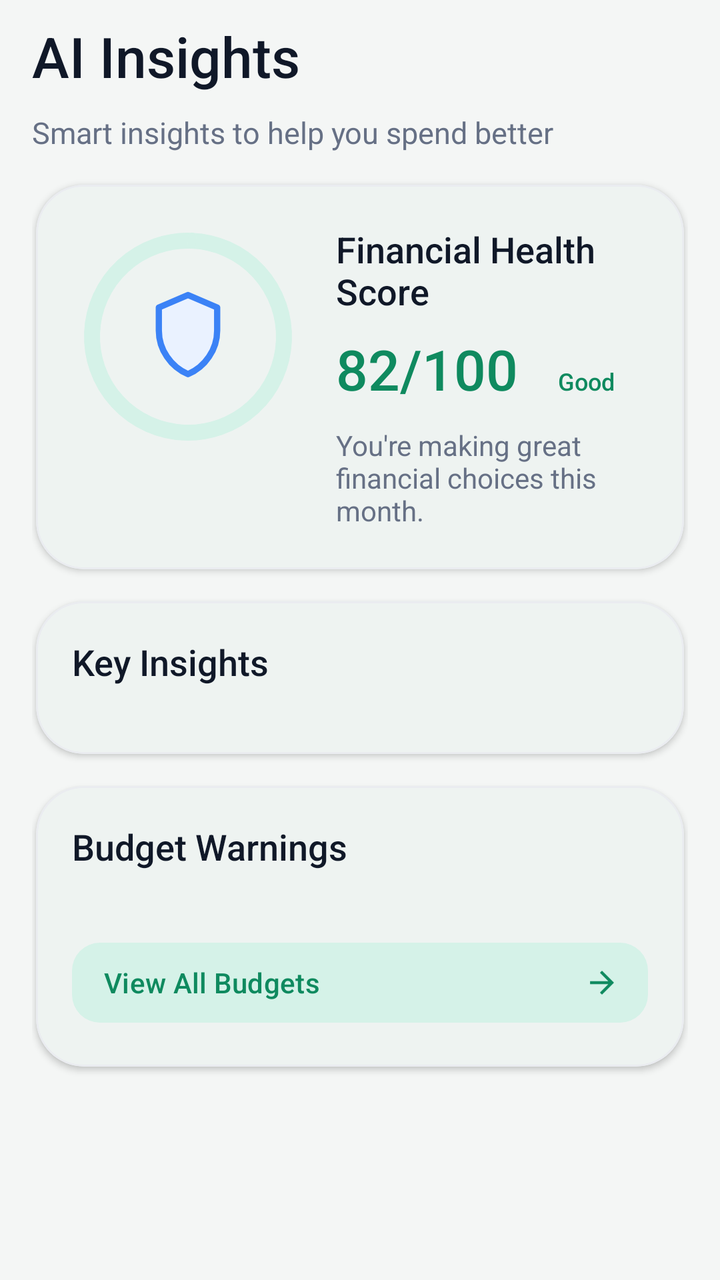
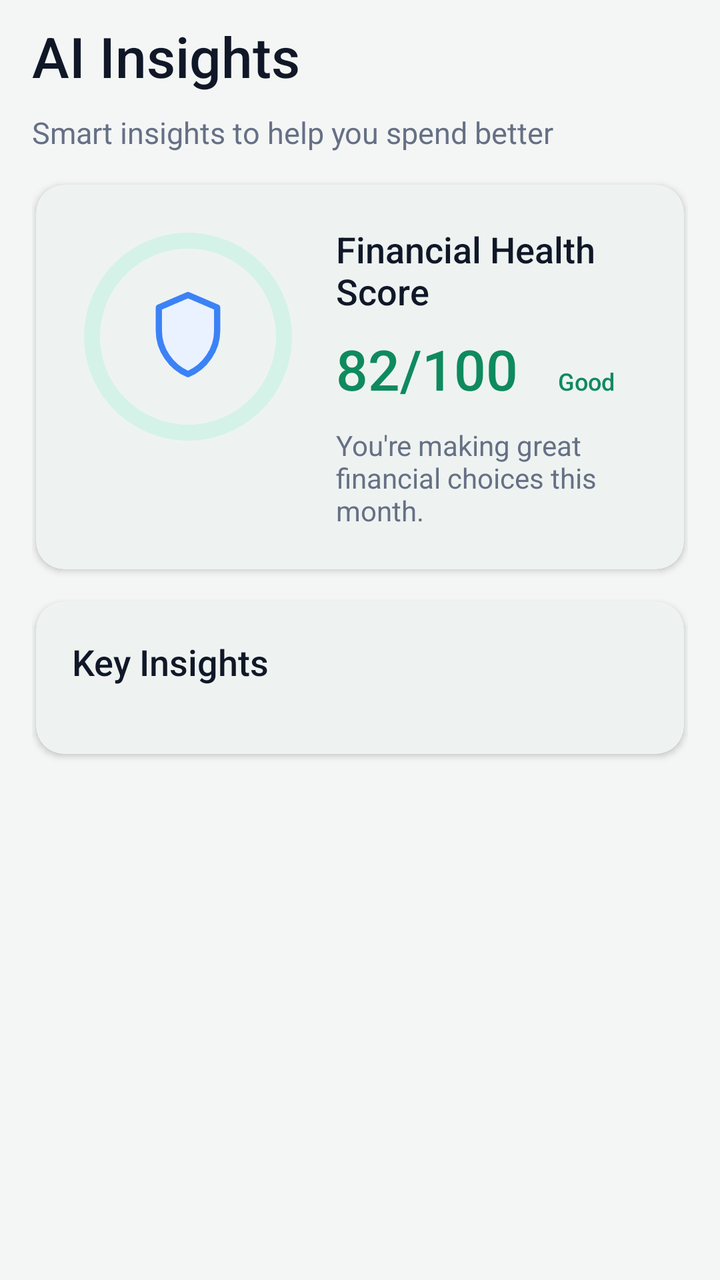

Before-and-after screenshots of an Android layout around one commit, followed by the original layout XML and the change that was made.
<!-- AndroidManifest.xml: application theme Theme.SpendWise -->
<!-- res/layout/fragment_insights.xml -->
<?xml version="1.0" encoding="utf-8"?>
<androidx.coordinatorlayout.widget.CoordinatorLayout
    xmlns:android="http://schemas.android.com/apk/res/android"
    xmlns:app="http://schemas.android.com/apk/res-auto"
    android:id="@+id/ai_insights_root"
    android:layout_width="match_parent"
    android:layout_height="match_parent"
    android:fitsSystemWindows="true">

    <com.google.android.material.appbar.AppBarLayout
        android:id="@+id/ai_insights_app_bar"
        android:layout_width="match_parent"
        android:layout_height="wrap_content"
        android:background="@color/sw_background"
        app:liftOnScroll="true"
        app:liftOnScrollTargetViewId="@id/ai_insights_scroll_view">

        <androidx.constraintlayout.widget.ConstraintLayout
            android:id="@+id/ai_insights_header"
            android:layout_width="match_parent"
            android:layout_height="@dimen/sw_header_height"
            android:background="@color/sw_background"
            android:paddingStart="@dimen/sw_space_16"
            android:paddingEnd="@dimen/sw_space_16">

            <com.google.android.material.textview.MaterialTextView
                android:id="@+id/tv_ai_insights_title"
                android:layout_width="wrap_content"
                android:layout_height="wrap_content"
                android:fontFamily="sans-serif-medium"
                android:text="@string/ai_insights_title"
                android:textColor="@color/sw_text_primary"
                android:textSize="@dimen/sw_text_size_28"
                app:layout_constraintBottom_toBottomOf="parent"
                app:layout_constraintStart_toStartOf="parent"
                app:layout_constraintTop_toTopOf="parent" />

        </androidx.constraintlayout.widget.ConstraintLayout>

    </com.google.android.material.appbar.AppBarLayout>

    <androidx.core.widget.NestedScrollView
        android:id="@+id/ai_insights_scroll_view"
        android:layout_width="match_parent"
        android:layout_height="match_parent"
        android:clipToPadding="false"
        android:overScrollMode="never"
        app:layout_behavior="@string/appbar_scrolling_view_behavior">

        <androidx.constraintlayout.widget.ConstraintLayout
            android:id="@+id/ai_insights_content"
            android:layout_width="match_parent"
            android:layout_height="wrap_content"
            android:paddingStart="@dimen/sw_space_16"
            android:paddingEnd="@dimen/sw_space_16">

            <com.google.android.material.textview.MaterialTextView
                android:id="@+id/tv_ai_insights_subtitle"
                android:layout_width="0dp"
                android:layout_height="wrap_content"
                android:text="@string/ai_insights_subtitle"
                android:textColor="@color/sw_text_secondary"
                android:textSize="@dimen/sw_text_size_15"
                app:layout_constraintEnd_toEndOf="parent"
                app:layout_constraintStart_toStartOf="parent"
                app:layout_constraintTop_toTopOf="parent" />

            <com.google.android.material.card.MaterialCardView
                android:id="@+id/financial_health_score_card"
                android:layout_width="0dp"
                android:layout_height="wrap_content"
                android:layout_marginStart="@dimen/sw_space_2"
                android:layout_marginTop="@dimen/sw_space_16"
                android:layout_marginEnd="@dimen/sw_space_2"
                app:cardBackgroundColor="@color/sw_surface"
                app:cardCornerRadius="@dimen/sw_corner_radius_24"
                app:cardElevation="@dimen/sw_card_elevation"
                app:cardUseCompatPadding="false"
                app:layout_constraintEnd_toEndOf="parent"
                app:layout_constraintStart_toStartOf="parent"
                app:layout_constraintTop_toBottomOf="@id/tv_ai_insights_subtitle"
                app:strokeColor="@color/sw_outline_soft"
                app:strokeWidth="@dimen/sw_stroke_width">

                <androidx.constraintlayout.widget.ConstraintLayout
                    android:layout_width="match_parent"
                    android:layout_height="wrap_content"
                    android:paddingStart="@dimen/sw_space_20"
                    android:paddingTop="@dimen/sw_space_20"
                    android:paddingEnd="@dimen/sw_space_20"
                    android:paddingBottom="@dimen/sw_space_20">

                    <FrameLayout
                        android:id="@+id/health_score_progress_container"
                        android:layout_width="@dimen/sw_health_score_container_size"
                        android:layout_height="@dimen/sw_health_score_container_size"
                        app:layout_constraintStart_toStartOf="parent"
                        app:layout_constraintTop_toTopOf="parent">

                        <com.google.android.material.progressindicator.CircularProgressIndicator
                            android:id="@+id/health_score_progress"
                            android:layout_width="match_parent"
                            android:layout_height="match_parent"
                            android:indeterminate="false"
                            android:progress="82"
                            app:indicatorColor="@color/sw_primary"
                            app:indicatorSize="@dimen/sw_health_score_indicator_size"
                            app:indicatorTrackGapSize="0dp"
                            app:trackColor="@color/sw_surface_primary"
                            app:trackThickness="@dimen/sw_health_score_track_thickness" />

                        <ImageView
                            android:id="@+id/img_health_score_icon"
                            android:layout_width="@dimen/sw_health_score_icon_size"
                            android:layout_height="@dimen/sw_health_score_icon_size"
                            android:layout_gravity="center"
                            android:contentDescription="@string/content_description_financial_health_score"
                            android:src="@drawable/ic_health_shield" />

                    </FrameLayout>

                    <com.google.android.material.textview.MaterialTextView
                        android:id="@+id/tv_financial_health_title"
                        android:layout_width="0dp"
                        android:layout_height="wrap_content"
                        android:layout_marginStart="@dimen/sw_space_18"
                        android:fontFamily="sans-serif-medium"
                        android:text="@string/financial_health_score_title"
                        android:textColor="@color/sw_text_primary"
                        android:textSize="@dimen/sw_text_size_18"
                        app:layout_constraintEnd_toEndOf="parent"
                        app:layout_constraintStart_toEndOf="@id/health_score_progress_container"
                        app:layout_constraintTop_toTopOf="@id/health_score_progress_container" />

                    <com.google.android.material.textview.MaterialTextView
                        android:id="@+id/tv_health_score_value"
                        android:layout_width="wrap_content"
                        android:layout_height="wrap_content"
                        android:layout_marginTop="@dimen/sw_space_8"
                        android:fontFamily="sans-serif-medium"
                        android:text="@string/financial_health_score_preview"
                        android:textColor="@color/sw_primary"
                        android:textSize="@dimen/sw_text_size_28"
                        app:layout_constraintStart_toStartOf="@id/tv_financial_health_title"
                        app:layout_constraintTop_toBottomOf="@id/tv_financial_health_title" />

                    <com.google.android.material.textview.MaterialTextView
                        android:id="@+id/tv_health_score_status"
                        android:layout_width="wrap_content"
                        android:layout_height="wrap_content"
                        android:layout_marginStart="@dimen/sw_space_10"
                        android:fontFamily="sans-serif-medium"
                        android:paddingStart="@dimen/sw_space_10"
                        android:paddingTop="@dimen/sw_space_4"
                        android:paddingEnd="@dimen/sw_space_10"
                        android:paddingBottom="@dimen/sw_space_4"
                        android:text="@string/financial_health_status_good"
                        android:textColor="@color/sw_primary"
                        android:textSize="@dimen/sw_text_size_12"
                        app:layout_constraintBaseline_toBaselineOf="@id/tv_health_score_value"
                        app:layout_constraintStart_toEndOf="@id/tv_health_score_value" />

                    <com.google.android.material.textview.MaterialTextView
                        android:id="@+id/tv_health_score_message"
                        android:layout_width="0dp"
                        android:layout_height="wrap_content"
                        android:layout_marginTop="@dimen/sw_space_10"
                        android:text="@string/financial_health_message"
                        android:textColor="@color/sw_text_secondary"
                        android:textSize="@dimen/sw_text_size_14"
                        app:layout_constraintEnd_toEndOf="parent"
                        app:layout_constraintStart_toStartOf="@id/tv_financial_health_title"
                        app:layout_constraintTop_toBottomOf="@id/tv_health_score_value" />

                </androidx.constraintlayout.widget.ConstraintLayout>

            </com.google.android.material.card.MaterialCardView>


            <com.google.android.material.card.MaterialCardView
                android:id="@+id/key_insights_card"
                android:layout_width="0dp"
                android:layout_height="wrap_content"
                android:layout_marginStart="@dimen/sw_space_2"
                android:layout_marginTop="@dimen/sw_space_16"
                android:layout_marginEnd="@dimen/sw_space_2"
                app:cardBackgroundColor="@color/sw_surface"
                app:cardCornerRadius="@dimen/sw_corner_radius_24"
                app:cardElevation="@dimen/sw_card_elevation"
                app:cardUseCompatPadding="false"
                app:layout_constraintEnd_toEndOf="parent"
                app:layout_constraintStart_toStartOf="parent"
                app:layout_constraintTop_toBottomOf="@id/financial_health_score_card"
                app:strokeColor="@color/sw_outline_soft"
                app:strokeWidth="@dimen/sw_stroke_width">

                <androidx.constraintlayout.widget.ConstraintLayout
                    android:layout_width="match_parent"
                    android:layout_height="wrap_content"
                    android:paddingStart="@dimen/sw_space_18"
                    android:paddingTop="@dimen/sw_space_18"
                    android:paddingEnd="@dimen/sw_space_18"
                    android:paddingBottom="@dimen/sw_space_18">

                    <com.google.android.material.textview.MaterialTextView
                        android:id="@+id/tv_key_insights_title"
                        android:layout_width="wrap_content"
                        android:layout_height="wrap_content"
                        android:fontFamily="sans-serif-medium"
                        android:text="@string/key_insights_title"
                        android:textColor="@color/sw_text_primary"
                        android:textSize="@dimen/sw_text_size_18"
                        app:layout_constraintStart_toStartOf="parent"
                        app:layout_constraintTop_toTopOf="parent" />

                    <androidx.recyclerview.widget.RecyclerView
                        android:id="@+id/rv_key_insights"
                        android:layout_width="0dp"
                        android:layout_height="wrap_content"
                        android:layout_marginTop="@dimen/sw_space_16"
                        android:clipToPadding="false"
                        android:nestedScrollingEnabled="false"
                        android:overScrollMode="never"
                        app:layout_constraintEnd_toEndOf="parent"
                        app:layout_constraintStart_toStartOf="parent"
                        app:layout_constraintTop_toBottomOf="@id/tv_key_insights_title" />

                </androidx.constraintlayout.widget.ConstraintLayout>

            </com.google.android.material.card.MaterialCardView>


            <com.google.android.material.card.MaterialCardView
                android:id="@+id/budget_warnings_card"
                android:layout_width="0dp"
                android:layout_height="wrap_content"
                android:layout_marginStart="@dimen/sw_space_2"
                android:layout_marginTop="@dimen/sw_space_16"
                android:layout_marginEnd="@dimen/sw_space_2"
                app:cardBackgroundColor="@color/sw_surface"
                app:cardCornerRadius="@dimen/sw_corner_radius_24"
                app:cardElevation="@dimen/sw_card_elevation"
                app:cardUseCompatPadding="false"
                app:layout_constraintEnd_toEndOf="parent"
                app:layout_constraintStart_toStartOf="parent"
                app:layout_constraintTop_toBottomOf="@id/key_insights_card"
                app:strokeColor="@color/sw_outline_soft"
                app:strokeWidth="@dimen/sw_stroke_width">

                <androidx.constraintlayout.widget.ConstraintLayout
                    android:layout_width="match_parent"
                    android:layout_height="wrap_content"
                    android:paddingStart="@dimen/sw_space_18"
                    android:paddingTop="@dimen/sw_space_18"
                    android:paddingEnd="@dimen/sw_space_18"
                    android:paddingBottom="@dimen/sw_space_18">

                    <com.google.android.material.textview.MaterialTextView
                        android:id="@+id/tv_budget_warnings_title"
                        android:layout_width="wrap_content"
                        android:layout_height="wrap_content"
                        android:fontFamily="sans-serif-medium"
                        android:text="@string/budget_warnings_title"
                        android:textColor="@color/sw_text_primary"
                        android:textSize="@dimen/sw_text_size_18"
                        app:layout_constraintStart_toStartOf="parent"
                        app:layout_constraintTop_toTopOf="parent" />

                    <androidx.recyclerview.widget.RecyclerView
                        android:id="@+id/rv_budget_warnings"
                        android:layout_width="0dp"
                        android:layout_height="wrap_content"
                        android:layout_marginTop="@dimen/sw_space_16"
                        android:clipToPadding="false"
                        android:nestedScrollingEnabled="false"
                        android:overScrollMode="never"
                        app:layout_constraintEnd_toEndOf="parent"
                        app:layout_constraintStart_toStartOf="parent"
                        app:layout_constraintTop_toBottomOf="@id/tv_budget_warnings_title" />

                    <com.google.android.material.button.MaterialButton
                        android:id="@+id/btn_view_all_budgets"
                        android:layout_width="0dp"
                        android:layout_height="@dimen/sw_button_height"
                        android:layout_marginTop="@dimen/sw_space_16"
                        android:fontFamily="sans-serif-medium"
                        android:gravity="center_vertical|start"
                        android:paddingStart="@dimen/sw_space_16"
                        android:paddingEnd="@dimen/sw_space_14"
                        android:text="@string/view_all_budgets"
                        android:textAllCaps="false"
                        android:textColor="@color/sw_primary"
                        android:textSize="@dimen/sw_text_size_14"
                        app:backgroundTint="@color/sw_surface_primary"
                        app:cornerRadius="@dimen/sw_corner_radius_14"
                        app:icon="@drawable/ic_arrow_forward"
                        app:iconGravity="end"
                        app:iconPadding="0dp"
                        app:iconSize="@dimen/sw_icon_size_18"
                        app:iconTint="@color/sw_primary"
                        app:layout_constraintEnd_toEndOf="parent"
                        app:layout_constraintStart_toStartOf="parent"
                        app:layout_constraintTop_toBottomOf="@id/rv_budget_warnings" />

                </androidx.constraintlayout.widget.ConstraintLayout>

            </com.google.android.material.card.MaterialCardView>

            <Space
                android:id="@+id/ai_insights_bottom_space"
                android:layout_width="0dp"
                android:layout_height="@dimen/sw_space_12"
                app:layout_constraintEnd_toEndOf="parent"
                app:layout_constraintStart_toStartOf="parent"
                app:layout_constraintTop_toBottomOf="@id/budget_warnings_card" />

        </androidx.constraintlayout.widget.ConstraintLayout>

    </androidx.core.widget.NestedScrollView>

</androidx.coordinatorlayout.widget.CoordinatorLayout>
<!-- resources referenced by this layout -->
<resources>
  <color name="sw_background">#F4F6F5</color>
  <color name="sw_outline_soft">#EAECF0</color>
  <color name="sw_primary">#0F8A5F</color>
  <color name="sw_surface">#FFFFFF</color>
  <color name="sw_surface_primary">#D5F2E8</color>
  <color name="sw_text_primary">#101828</color>
  <color name="sw_text_secondary">#667085</color>
  <dimen name="sw_button_height">48dp</dimen>
  <dimen name="sw_card_elevation">2dp</dimen>
  <dimen name="sw_corner_radius_14">14dp</dimen>
  <dimen name="sw_corner_radius_24">24dp</dimen>
  <dimen name="sw_header_height">56dp</dimen>
  <dimen name="sw_health_score_container_size">112dp</dimen>
  <dimen name="sw_health_score_icon_size">50dp</dimen>
  <dimen name="sw_health_score_indicator_size">104dp</dimen>
  <dimen name="sw_health_score_track_thickness">8dp</dimen>
  <dimen name="sw_icon_size_18">18dp</dimen>
  <dimen name="sw_space_10">10dp</dimen>
  <dimen name="sw_space_12">12dp</dimen>
  <dimen name="sw_space_14">14dp</dimen>
  <dimen name="sw_space_16">16dp</dimen>
  <dimen name="sw_space_18">18dp</dimen>
  <dimen name="sw_space_2">2dp</dimen>
  <dimen name="sw_space_20">20dp</dimen>
  <dimen name="sw_space_4">4dp</dimen>
  <dimen name="sw_space_8">8dp</dimen>
  <dimen name="sw_stroke_width">1dp</dimen>
  <dimen name="sw_text_size_12">12sp</dimen>
  <dimen name="sw_text_size_14">14sp</dimen>
  <dimen name="sw_text_size_15">15sp</dimen>
  <dimen name="sw_text_size_18">18sp</dimen>
  <dimen name="sw_text_size_28">28sp</dimen>
  <!-- drawable ic_arrow_forward (drawable) -->
  <vector xmlns:android="http://schemas.android.com/apk/res/android"
      android:width="24dp"
      android:height="24dp"
      android:viewportWidth="24"
      android:viewportHeight="24">
      <path
          android:fillColor="#FF000000"
          android:pathData="M12,4L10.6,5.4L16.2,11H4V13H16.2L10.6,18.6L12,20L20,12L12,4Z" />
  </vector>
  <!-- drawable ic_health_shield (drawable) -->
  <vector xmlns:android="http://schemas.android.com/apk/res/android"
      android:width="34dp"
      android:height="34dp"
      android:viewportWidth="24"
      android:viewportHeight="24">
  
      
      <path
          android:fillColor="#EAF2FF"
          android:pathData="M12,2L5,5V10.5C5,15.1 7.9,19.3 12,21C16.1,19.3 19,15.1 19,10.5V5L12,2Z" />
  
      
      <path
          android:fillColor="#00000000"
          android:strokeColor="#3B82F6"
          android:strokeWidth="1.5"
          android:strokeLineJoin="round"
          android:pathData="M12,2L5,5V10.5C5,15.1 7.9,19.3 12,21C16.1,19.3 19,15.1 19,10.5V5L12,2Z" />
  
  </vector>
  <string name="ai_insights_subtitle">Smart insights to help you spend better</string>
  <string name="ai_insights_title">AI Insights</string>
  <string name="budget_warnings_title">Budget Warnings</string>
  <string name="content_description_financial_health_score">Financial health score</string>
  <string name="financial_health_message">You\'re making great financial choices this month.</string>
  <string name="financial_health_score_preview">82/100</string>
  <string name="financial_health_score_title">Financial Health Score</string>
  <string name="financial_health_status_good">Good</string>
  <string name="key_insights_title">Key Insights</string>
  <string name="view_all_budgets">View All Budgets</string>
  <style name="Theme.SpendWise" parent="Base.Theme.SpendWise" />
  <color name="sw_green_primary">#1A5C42</color>
  <color name="sw_on_primary">#FFFFFF</color>
  <color name="sw_primary_action">#0F7A5A</color>
  <color name="sw_outline">#D0D5DD</color>
  <!-- unchanged entries left out for length: 1 -->
</resources>

<!-- the commit's change to res/layout/fragment_insights.xml (unified diff, before → after) -->
@@ -2,10 +2,10 @@
 <androidx.coordinatorlayout.widget.CoordinatorLayout
     xmlns:android="http://schemas.android.com/apk/res/android"
     xmlns:app="http://schemas.android.com/apk/res-auto"
+    xmlns:tools="http://schemas.android.com/tools"
     android:id="@+id/ai_insights_root"
     android:layout_width="match_parent"
-    android:layout_height="match_parent"
-    android:fitsSystemWindows="true">
+    android:layout_height="match_parent">
 
     <com.google.android.material.appbar.AppBarLayout
         android:id="@+id/ai_insights_app_bar"
@@ -73,14 +73,13 @@
                 android:layout_marginTop="@dimen/sw_space_16"
                 android:layout_marginEnd="@dimen/sw_space_2"
                 app:cardBackgroundColor="@color/sw_surface"
-                app:cardCornerRadius="@dimen/sw_corner_radius_24"
+                app:cardCornerRadius="@dimen/sw_corner_radius_14"
                 app:cardElevation="@dimen/sw_card_elevation"
                 app:cardUseCompatPadding="false"
                 app:layout_constraintEnd_toEndOf="parent"
                 app:layout_constraintStart_toStartOf="parent"
                 app:layout_constraintTop_toBottomOf="@id/tv_ai_insights_subtitle"
-                app:strokeColor="@color/sw_outline_soft"
-                app:strokeWidth="@dimen/sw_stroke_width">
+                app:strokeWidth="@dimen/sw_stroke_width_0">
 
                 <androidx.constraintlayout.widget.ConstraintLayout
                     android:layout_width="match_parent"
@@ -185,14 +184,13 @@
                 android:layout_marginTop="@dimen/sw_space_16"
                 android:layout_marginEnd="@dimen/sw_space_2"
                 app:cardBackgroundColor="@color/sw_surface"
-                app:cardCornerRadius="@dimen/sw_corner_radius_24"
+                app:cardCornerRadius="@dimen/sw_corner_radius_14"
                 app:cardElevation="@dimen/sw_card_elevation"
                 app:cardUseCompatPadding="false"
                 app:layout_constraintEnd_toEndOf="parent"
                 app:layout_constraintStart_toStartOf="parent"
                 app:layout_constraintTop_toBottomOf="@id/financial_health_score_card"
-                app:strokeColor="@color/sw_outline_soft"
-                app:strokeWidth="@dimen/sw_stroke_width">
+                app:strokeWidth="@dimen/sw_stroke_width_0">
 
                 <androidx.constraintlayout.widget.ConstraintLayout
                     android:layout_width="match_parent"
@@ -229,90 +227,13 @@
 
             </com.google.android.material.card.MaterialCardView>
 
-
-            <com.google.android.material.card.MaterialCardView
-                android:id="@+id/budget_warnings_card"
-                android:layout_width="0dp"
-                android:layout_height="wrap_content"
-                android:layout_marginStart="@dimen/sw_space_2"
-                android:layout_marginTop="@dimen/sw_space_16"
-                android:layout_marginEnd="@dimen/sw_space_2"
-                app:cardBackgroundColor="@color/sw_surface"
-                app:cardCornerRadius="@dimen/sw_corner_radius_24"
-                app:cardElevation="@dimen/sw_card_elevation"
-                app:cardUseCompatPadding="false"
-                app:layout_constraintEnd_toEndOf="parent"
-                app:layout_constraintStart_toStartOf="parent"
-                app:layout_constraintTop_toBottomOf="@id/key_insights_card"
-                app:strokeColor="@color/sw_outline_soft"
-                app:strokeWidth="@dimen/sw_stroke_width">
-
-                <androidx.constraintlayout.widget.ConstraintLayout
-                    android:layout_width="match_parent"
-                    android:layout_height="wrap_content"
-                    android:paddingStart="@dimen/sw_space_18"
-                    android:paddingTop="@dimen/sw_space_18"
-                    android:paddingEnd="@dimen/sw_space_18"
-                    android:paddingBottom="@dimen/sw_space_18">
-
-                    <com.google.android.material.textview.MaterialTextView
-                        android:id="@+id/tv_budget_warnings_title"
-                        android:layout_width="wrap_content"
-                        android:layout_height="wrap_content"
-                        android:fontFamily="sans-serif-medium"
-                        android:text="@string/budget_warnings_title"
-                        android:textColor="@color/sw_text_primary"
-                        android:textSize="@dimen/sw_text_size_18"
-                        app:layout_constraintStart_toStartOf="parent"
-                        app:layout_constraintTop_toTopOf="parent" />
-
-                    <androidx.recyclerview.widget.RecyclerView
-                        android:id="@+id/rv_budget_warnings"
-                        android:layout_width="0dp"
-                        android:layout_height="wrap_content"
-                        android:layout_marginTop="@dimen/sw_space_16"
-                        android:clipToPadding="false"
-                        android:nestedScrollingEnabled="false"
-                        android:overScrollMode="never"
-                        app:layout_constraintEnd_toEndOf="parent"
-                        app:layout_constraintStart_toStartOf="parent"
-                        app:layout_constraintTop_toBottomOf="@id/tv_budget_warnings_title" />
-
-                    <com.google.android.material.button.MaterialButton
-                        android:id="@+id/btn_view_all_budgets"
-                        android:layout_width="0dp"
-                        android:layout_height="@dimen/sw_button_height"
-                        android:layout_marginTop="@dimen/sw_space_16"
-                        android:fontFamily="sans-serif-medium"
-                        android:gravity="center_vertical|start"
-                        android:paddingStart="@dimen/sw_space_16"
-                        android:paddingEnd="@dimen/sw_space_14"
-                        android:text="@string/view_all_budgets"
-                        android:textAllCaps="false"
-                        android:textColor="@color/sw_primary"
-                        android:textSize="@dimen/sw_text_size_14"
-                        app:backgroundTint="@color/sw_surface_primary"
-                        app:cornerRadius="@dimen/sw_corner_radius_14"
-                        app:icon="@drawable/ic_arrow_forward"
-                        app:iconGravity="end"
-                        app:iconPadding="0dp"
-                        app:iconSize="@dimen/sw_icon_size_18"
-                        app:iconTint="@color/sw_primary"
-                        app:layout_constraintEnd_toEndOf="parent"
-                        app:layout_constraintStart_toStartOf="parent"
-                        app:layout_constraintTop_toBottomOf="@id/rv_budget_warnings" />
-
-                </androidx.constraintlayout.widget.ConstraintLayout>
-
-            </com.google.android.material.card.MaterialCardView>
-
             <Space
                 android:id="@+id/ai_insights_bottom_space"
                 android:layout_width="0dp"
                 android:layout_height="@dimen/sw_space_12"
                 app:layout_constraintEnd_toEndOf="parent"
                 app:layout_constraintStart_toStartOf="parent"
-                app:layout_constraintTop_toBottomOf="@id/budget_warnings_card" />
+                app:layout_constraintTop_toBottomOf="@+id/key_insights_card" />
 
         </androidx.constraintlayout.widget.ConstraintLayout>
 
<!-- resource entries referenced after the edit -->
@@ -7,41 +7,27 @@
   <color name="sw_surface_primary">#D5F2E8</color>
   <color name="sw_text_primary">#101828</color>
   <color name="sw_text_secondary">#667085</color>
-  <dimen name="sw_button_height">48dp</dimen>
   <dimen name="sw_card_elevation">2dp</dimen>
   <dimen name="sw_corner_radius_14">14dp</dimen>
-  <dimen name="sw_corner_radius_24">24dp</dimen>
   <dimen name="sw_header_height">56dp</dimen>
   <dimen name="sw_health_score_container_size">112dp</dimen>
   <dimen name="sw_health_score_icon_size">50dp</dimen>
   <dimen name="sw_health_score_indicator_size">104dp</dimen>
   <dimen name="sw_health_score_track_thickness">8dp</dimen>
-  <dimen name="sw_icon_size_18">18dp</dimen>
   <dimen name="sw_space_10">10dp</dimen>
   <dimen name="sw_space_12">12dp</dimen>
-  <dimen name="sw_space_14">14dp</dimen>
   <dimen name="sw_space_16">16dp</dimen>
   <dimen name="sw_space_18">18dp</dimen>
   <dimen name="sw_space_2">2dp</dimen>
   <dimen name="sw_space_20">20dp</dimen>
   <dimen name="sw_space_4">4dp</dimen>
   <dimen name="sw_space_8">8dp</dimen>
-  <dimen name="sw_stroke_width">1dp</dimen>
+  <dimen name="sw_stroke_width_0">0dp</dimen>
   <dimen name="sw_text_size_12">12sp</dimen>
   <dimen name="sw_text_size_14">14sp</dimen>
   <dimen name="sw_text_size_15">15sp</dimen>
   <dimen name="sw_text_size_18">18sp</dimen>
   <dimen name="sw_text_size_28">28sp</dimen>
-  <!-- drawable ic_arrow_forward (drawable) -->
-  <vector xmlns:android="http://schemas.android.com/apk/res/android"
-      android:width="24dp"
-      android:height="24dp"
-      android:viewportWidth="24"
-      android:viewportHeight="24">
-      <path
-          android:fillColor="#FF000000"
-          android:pathData="M12,4L10.6,5.4L16.2,11H4V13H16.2L10.6,18.6L12,20L20,12L12,4Z" />
-  </vector>
   <!-- drawable ic_health_shield (drawable) -->
   <vector xmlns:android="http://schemas.android.com/apk/res/android"
       android:width="34dp"
@@ -65,14 +51,12 @@
   </vector>
   <string name="ai_insights_subtitle">Smart insights to help you spend better</string>
   <string name="ai_insights_title">AI Insights</string>
-  <string name="budget_warnings_title">Budget Warnings</string>
   <string name="content_description_financial_health_score">Financial health score</string>
   <string name="financial_health_message">You\'re making great financial choices this month.</string>
   <string name="financial_health_score_preview">82/100</string>
   <string name="financial_health_score_title">Financial Health Score</string>
   <string name="financial_health_status_good">Good</string>
   <string name="key_insights_title">Key Insights</string>
-  <string name="view_all_budgets">View All Budgets</string>
   <style name="Theme.SpendWise" parent="Base.Theme.SpendWise" />
   <color name="sw_green_primary">#1A5C42</color>
   <color name="sw_on_primary">#FFFFFF</color>
